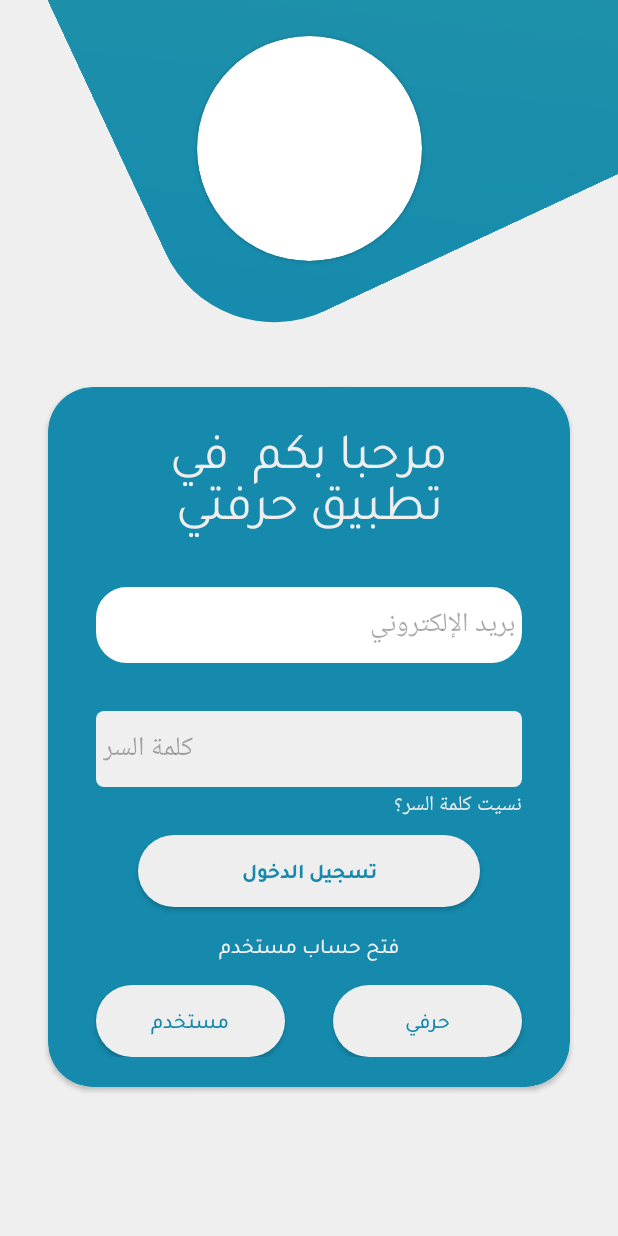
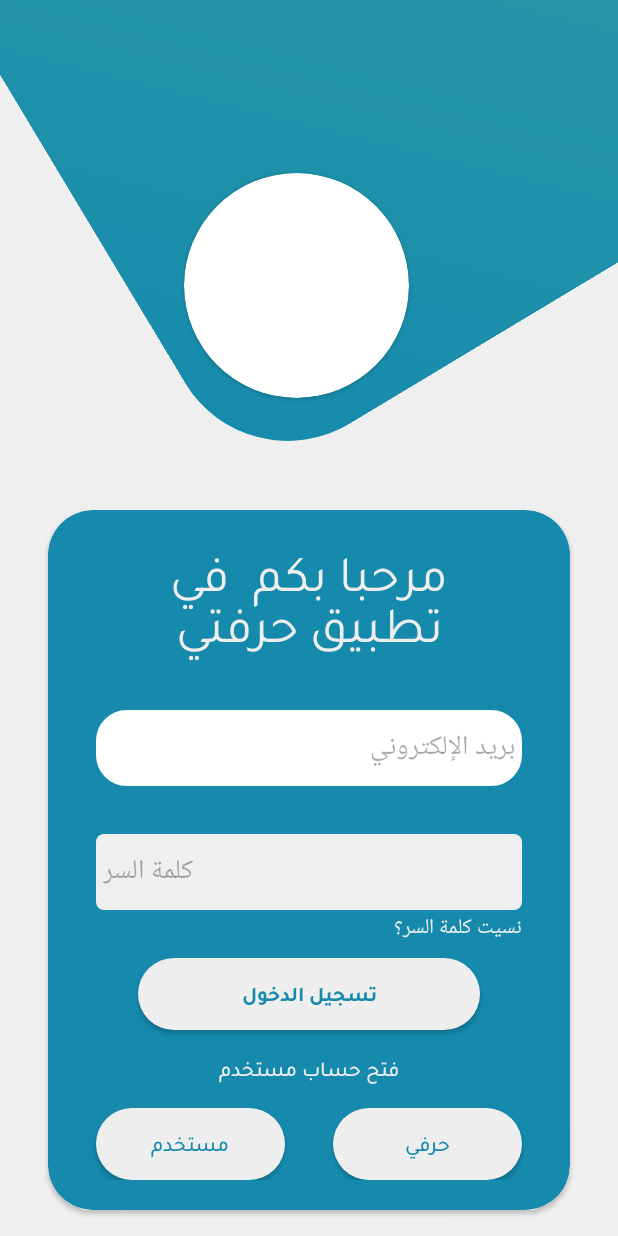
Before and after one commit to MokhtariHadjMohamed/Hirfati, an Android app: the screen it shows after launch (LogIn), on a phone screen of 412 x 824 dp. Run offline under Robolectric (Android 15) with nearby library versions, the phone set to English and light mode, and no system bars.

Commit message:
the first login frame design ui with some change to be responsive

```diff
--- a/app/src/main/res/layout/activity_log_in.xml
+++ b/app/src/main/res/layout/activity_log_in.xml
@@ -1,11 +1,15 @@
 <?xml version="1.0" encoding="utf-8"?>
-<androidx.constraintlayout.widget.ConstraintLayout xmlns:android="http://schemas.android.com/apk/res/android"
+<ScrollView xmlns:android="http://schemas.android.com/apk/res/android"
     xmlns:app="http://schemas.android.com/apk/res-auto"
     xmlns:tools="http://schemas.android.com/tools"
     android:layout_width="match_parent"
     android:layout_height="match_parent"
     android:background="@color/textColor02"
     tools:context=".LogIn">
+
+    <androidx.constraintlayout.widget.ConstraintLayout
+        android:layout_width="match_parent"
+        android:layout_height="wrap_content">
 
         <androidx.cardview.widget.CardView
             android:id="@+id/logoView"
@@ -14,10 +18,11 @@
             android:padding="20dp"
             app:cardCornerRadius="10000dp"
             app:layout_constraintBottom_toBottomOf="@+id/view"
-        app:layout_constraintEnd_toEndOf="parent"
-        app:layout_constraintStart_toStartOf="parent"
-        app:layout_constraintTop_toTopOf="parent"
-        app:layout_constraintVertical_bias="1.0">
+            app:layout_constraintEnd_toEndOf="@+id/view"
+            app:layout_constraintHorizontal_bias="0.35"
+            app:layout_constraintStart_toStartOf="@+id/view"
+            app:layout_constraintTop_toTopOf="@+id/view"
+            app:layout_constraintVertical_bias="1.1">
 
             <ImageView
                 android:id="@+id/logo"
@@ -30,24 +35,25 @@
         <View
             android:id="@+id/view"
             android:layout_width="500dp"
-        android:layout_height="wrap_content"
-        android:layout_marginBottom="650dp"
+            android:layout_height="500dp"
+            android:layout_marginTop="-270dp"
             android:background="@drawable/rectangle_01"
             android:maxWidth="1000dp"
             android:maxHeight="1000dp"
-        android:rotation="-25"
-        app:layout_constraintBottom_toBottomOf="parent"
+            android:rotation="-31"
             app:layout_constraintEnd_toEndOf="parent"
-        app:layout_constraintHorizontal_bias="0.62"
-        app:layout_constraintStart_toStartOf="parent" />
+            app:layout_constraintHorizontal_bias="0.0"
+            app:layout_constraintStart_toStartOf="parent"
+            app:layout_constraintTop_toTopOf="parent" />
 
         <androidx.cardview.widget.CardView
             android:id="@+id/loginFrame"
             android:layout_width="0dp"
             android:layout_height="wrap_content"
             android:layout_marginStart="32dp"
+            android:layout_marginTop="110dp"
             android:layout_marginEnd="32dp"
-        android:layout_marginBottom="16dp"
+            android:layout_marginBottom="32dp"
             app:cardBackgroundColor="#158AAD"
             app:cardCornerRadius="30dp"
             app:contentPaddingBottom="20dp"
@@ -199,3 +205,4 @@
         </androidx.cardview.widget.CardView>
 
     </androidx.constraintlayout.widget.ConstraintLayout>
+</ScrollView>
```
Lines whose indentation alone changed are shown as unchanged.
